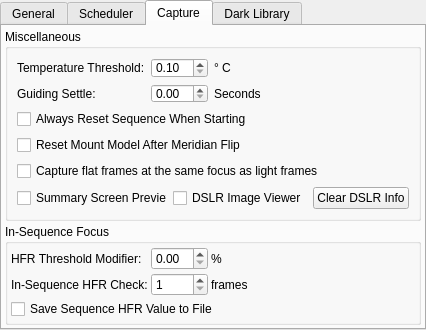
KDE/kstars, file kstars/ekos/opsekos.ui: the form before one commit.
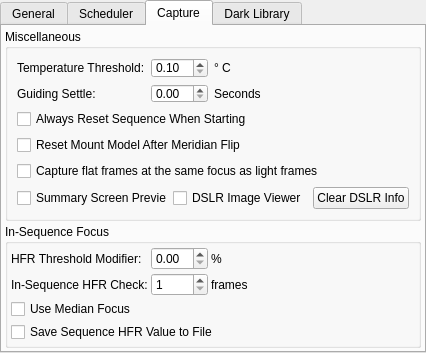
The form after the commit. The open tabs and pages were chosen to show the change.

Commit message: Add option to toggle using Focus median value

Patch:
```diff
--- a/kstars/ekos/opsekos.ui
+++ b/kstars/ekos/opsekos.ui
@@ -7,7 +7,7 @@
     <x>0</x>
     <y>0</y>
     <width>426</width>
-    <height>330</height>
+    <height>353</height>
    </rect>
   </property>
   <property name="windowTitle">
@@ -582,6 +582,16 @@
          </item>
         </layout>
        </item>
+       <item>
+        <widget class="QCheckBox" name="kcfg_UseMedianFocus">
+         <property name="toolTip">
+          <string>&lt;html&gt;&lt;head/&gt;&lt;body&gt;&lt;p&gt;Calculate median focus value after each autofocus operation is complete. If the autofocus results become progressively worse with time, the median value shall reflect this trend and prevent unnecessary autofocus operations when the seeing conditions deteriorate.&lt;/p&gt;&lt;/body&gt;&lt;/html&gt;</string>
+         </property>
+         <property name="text">
+          <string>Use Median Focus</string>
+         </property>
+        </widget>
+       </item>
        <item>
         <widget class="QCheckBox" name="kcfg_SaveHFRToFile">
          <property name="toolTip">
```
The commit also changes 2 other files.
